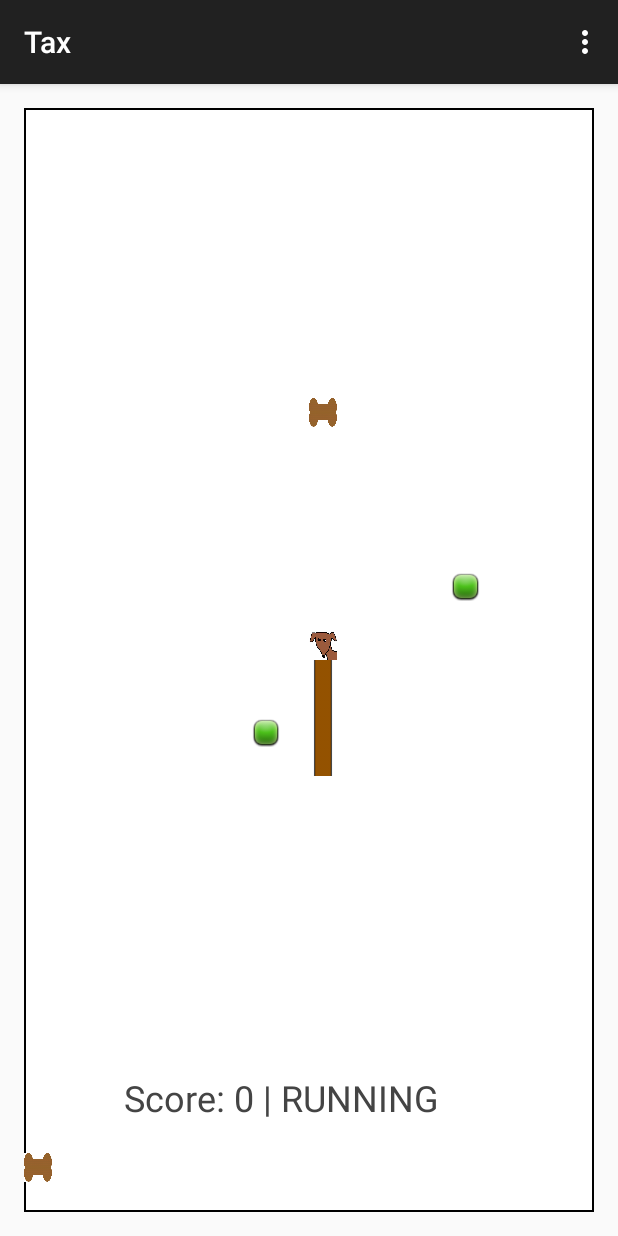
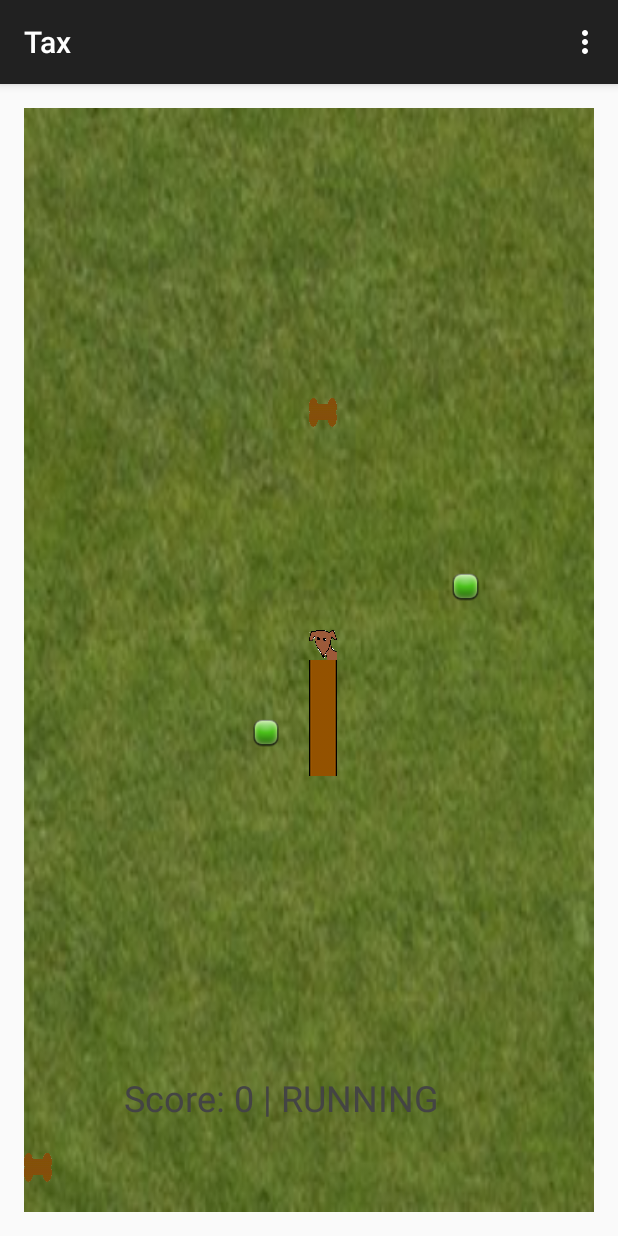
Before and after one commit to SofieTroedsson/Mamn01-projekt, an Android app: the screen it shows after launch (Tax), after a tap on "NEW GAME", on a phone screen of 412 x 824 dp. Run offline under Robolectric (Android 15) with nearby library versions, the phone set to English and light mode, and no system bars.

Commit message:
Ändrat bakgrund

```diff
--- a/app/src/main/java/com/example/sofietroedsson/tax/Taxmodel.java
+++ b/app/src/main/java/com/example/sofietroedsson/tax/Taxmodel.java
@@ -1,6 +1,7 @@
 package com.example.sofietroedsson.tax;
 
 import android.content.Context;
+import android.media.MediaPlayer;
 import android.os.Vibrator;
 import java.io.BufferedReader;
 import java.io.FileReader;
@@ -14,6 +15,7 @@ import android.hardware.SensorEventListener;
 import android.hardware.SensorManager;
 import android.os.Bundle;
 import android.os.Vibrator;
+import android.provider.MediaStore;
 import android.support.v7.app.ActionBarActivity;
 import android.util.Log;
 import android.view.Menu;
@@ -35,6 +37,7 @@ import android.view.View;
             this.boardWidth = boardWidth;
             this.boardHeight = boardHeight;
             mVibrator = (Vibrator) context.getSystemService(Context.VIBRATOR_SERVICE);
+            mPlayer = MediaPlayer.create(context.getApplicationContext(), R.raw.sound);
         }
 
 
@@ -53,9 +56,10 @@ import android.view.View;
 
         private ArrayList<Point> mTaxTrail = new ArrayList<Point>();
         private ArrayList<Point> mApples = new ArrayList<Point>();
-    private ArrayList<Point> mMeat = new ArrayList<Point>();
-    private ArrayList<Point> mTaxhuvud = new ArrayList<Point>();
+        private ArrayList<Point> mMeat = new ArrayList<Point>();
+        private ArrayList<Point> mTaxhuvud = new ArrayList<Point>();
         private Vibrator mVibrator;
+        private MediaPlayer mPlayer;
         private static final Random random = new Random();
 
         /**
@@ -229,6 +233,7 @@ import android.view.View;
                     break;
             }
 
+
             if (snakeIsOutsideBoard(newHead)) {
                 setState(State.LOSE);
                 return;
@@ -247,12 +252,6 @@ import android.view.View;
                 }
             }
 
-
-          // for(Point taxHead : mTaxhuvud ){
-          //     if(newTrail.equals(head)) {
-          //         setState(State.LOSE);
-          //     }
-          // }
             mTaxhuvud.add(0, newHead);
             mTaxhuvud.remove(mTaxhuvud.size() - 1);
             mTaxTrail.add(0, newTrail);
@@ -324,7 +323,9 @@ import android.view.View;
             // If head overlaps an apple - remove and add points
             boolean wasRemoved = mApples.remove(head);
             if (wasRemoved) {
+                mPlayer.start();
                 mVibrator.vibrate(300);
+
                 score += POINTS_PER_APPLE;
                 addApple();
                 grow();
@@ -348,30 +349,20 @@ import android.view.View;
         // If head overlaps an apple - remove and add points
         boolean wasRemoved = mMeat.remove(head);
         if (wasRemoved) {
+            mPlayer.start();
             mVibrator.vibrate(300);
             score += POINTS_PER_MEAT;
             grow();
             addMeat();
 
-
-            // lägg till samma här.
-
         }
     }
-
-
-
-
-
 
 
     private void grow(){
                 Point addnew = mTaxTrail.get(0);
             mTaxTrail.add(0,addnew);
         }
-
-
-public
 
 
     FileReader readfile = null;
--- a/app/src/main/java/com/example/sofietroedsson/tax/Taxview.java
+++ b/app/src/main/java/com/example/sofietroedsson/tax/Taxview.java
@@ -2,6 +2,8 @@ package com.example.sofietroedsson.tax;
 
 import android.content.Context;
 import android.content.res.Resources;
+import android.graphics.Bitmap;
+import android.graphics.BitmapFactory;
 import android.graphics.drawable.Drawable;
 import android.util.AttributeSet;
 import android.view.View;
@@ -20,9 +22,10 @@ import android.view.MotionEvent;
 public class Taxview extends View{
 
         private Taxmodel taxModel;
-        private Drawable greenImage, redImage, yellowImage, taxImage;
+        private Drawable greenImage, redImage, yellowImage, taxImage, backImage;
         private long mLastMove, mMoveDelay = 400; // milliseconds
         private Context context;
+
 
         public Taxview(Context context, AttributeSet attributes) {
             super(context, attributes);
@@ -33,6 +36,7 @@ public class Taxview extends View{
             redImage = res.getDrawable(R.drawable.redstar);
             yellowImage = res.getDrawable(R.drawable.yellowstar);
             taxImage = res.getDrawable(R.drawable.taxhuvud);
+            backImage = res.getDrawable( R.drawable.background);
 
             this.setOnTouchListener(new SnakeTouchListener());
             this.context = context;
@@ -65,12 +69,13 @@ public class Taxview extends View{
                 startAnimation();
             }
 
-            drawBorder(canvas);
+           //drawBorder(canvas);
             drawApples(canvas);
             drawTrail(canvas);
             drawTaxhuvud(canvas);
             drawStatus(canvas);
             drawMeet(canvas);
+
         }
 
         // This class defines actions on touch events.
--- a/app/src/main/res/layout/activity_tax.xml
+++ b/app/src/main/res/layout/activity_tax.xml
@@ -9,7 +9,7 @@
         android:id="@+id/snake"
         android:layout_width="match_parent"
         android:layout_height="match_parent"
-
+        android:background="@drawable/background"
        />
 
 
```
Also changed, not shown: app/src/main/res/drawable/background.png (added), app/src/main/res/drawable/redstar.png, app/src/main/res/drawable/taxhuvud.png, app/src/main/res/drawable/yellowstar.png, 3 other files.
